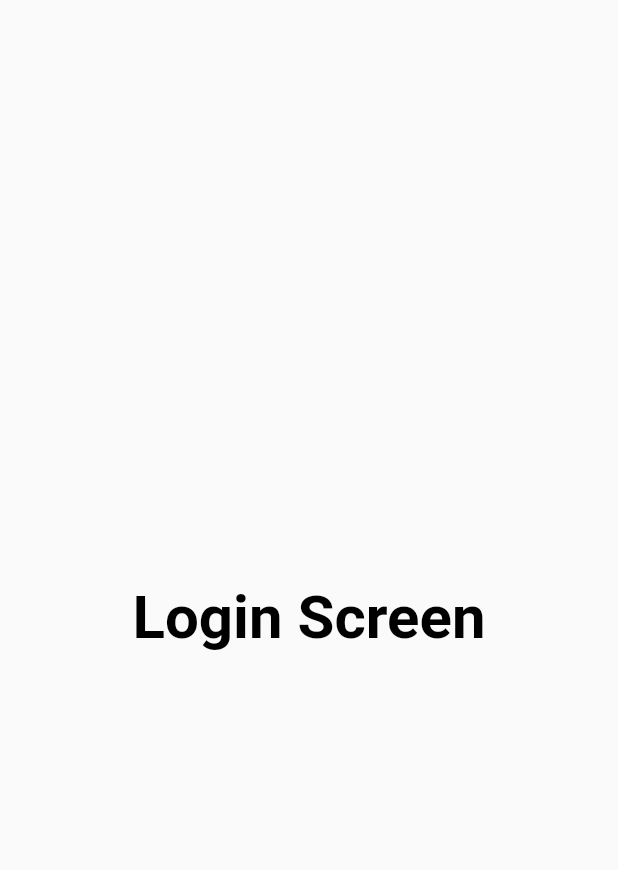
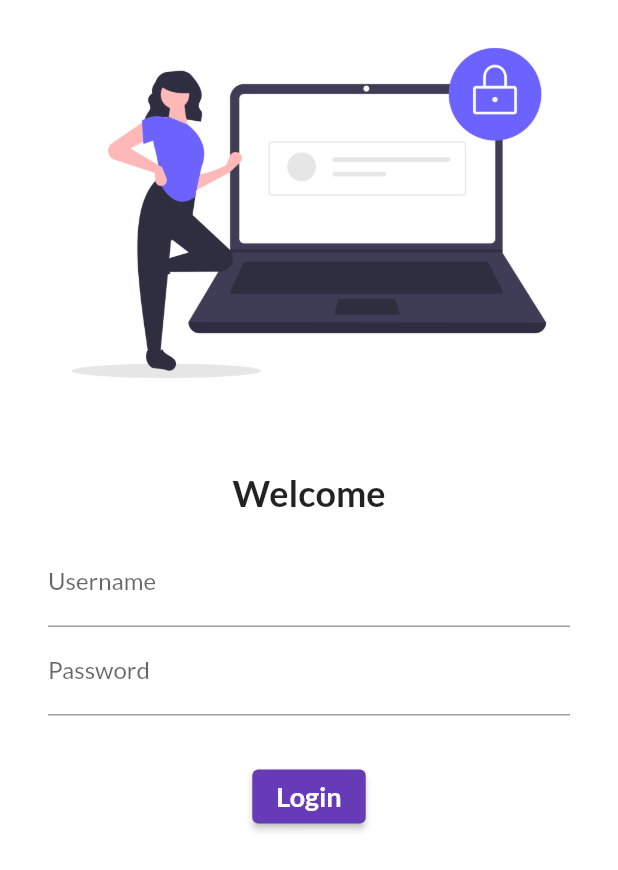
Before and after one commit to Paridhi03/FlutterRevise, a Flutter app: the screen it shows after launch, on a phone screen of 412 x 824 dp. Shown: the top 870 px of the screen. Run offline on Flutter 3.47's test engine with Material 2 defaults, Android fonts, the phone set to English and light mode, and no system bars; our stand-ins replace google_fonts.

Commit message:
Day-4 completed

```diff
--- a/lib/Screens/Login_Screen.dart
+++ b/lib/Screens/Login_Screen.dart
@@ -7,12 +7,53 @@ class LoginScreen extends StatelessWidget {
   @override
   Widget build(BuildContext context) {
     return Material(
-      child: Center(
-        child: Text(
-          "Login Screen",
-          style: TextStyle(
-              fontSize: 40, color: Colors.black, fontWeight: FontWeight.bold),
-        ),
+      color: Colors.white,
+      child: Column(
+        children: [
+          Image.asset(
+            "assets/images/login_image.png",
+            fit: BoxFit.cover,
+          ),
+          SizedBox(
+            height: 30,
+          ),
+          Text(
+            "Welcome",
+            style: TextStyle(fontSize: 24, fontWeight: FontWeight.bold),
+          ),
+          Padding(
+            padding: const EdgeInsets.symmetric(vertical: 16, horizontal: 32),
+            child: Column(
+              children: [
+                TextFormField(
+                  decoration: InputDecoration(
+                    hintText: "Enter Username",
+                    labelText: "Username",
+                  ),
+                ),
+                TextFormField(
+                  obscureText: true,
+                  decoration: InputDecoration(
+                    hintText: "Enter Password",
+                    labelText: "Password",
+                  ),
+                ),
+                SizedBox(
+                  height: 30,
+                ),
+                ElevatedButton(
+                  child: Text(
+                    "Login",
+                    style: TextStyle(fontSize: 18, fontWeight: FontWeight.bold),
+                  ),
+                  onPressed: () {
+                    print("Login button pressed!!!");
+                  },
+                )
+              ],
+            ),
+          )
+        ],
       ),
     );
   }
--- a/lib/main.dart
+++ b/lib/main.dart
@@ -1,6 +1,8 @@
 import 'package:flutter/material.dart';
 import 'package:flutter_app1/Screens/Home_Screen.dart';
 import 'package:flutter_app1/Screens/Login_Screen.dart';
+
+import 'package:google_fonts/google_fonts.dart';
 
 void main() {
   runApp(MyApp());
@@ -12,7 +14,10 @@ class MyApp extends StatelessWidget {
     return MaterialApp(
       //  home: HomeScreen(),
       themeMode: ThemeMode.light,
-      theme: ThemeData(primarySwatch: Colors.deepPurple),
+      theme: ThemeData(
+        primarySwatch: Colors.deepPurple,
+        fontFamily: GoogleFonts.lato().fontFamily,
+      ),
       darkTheme: ThemeData(brightness: Brightness.dark),
       routes: {
         "/": ((context) => LoginScreen()),
--- a/pubspec.yaml
+++ b/pubspec.yaml
@@ -34,6 +34,8 @@ dependencies:
   # The following adds the Cupertino Icons font to your application.
   # Use with the CupertinoIcons class for iOS style icons.
   cupertino_icons: ^1.0.2
+  google_fonts: ^4.0.4
+
 
 dev_dependencies:
   flutter_test:
@@ -58,8 +60,8 @@ flutter:
   uses-material-design: true
 
   # To add assets to your application, add an assets section, like this:
-  # assets:
-  #   - images/a_dot_burr.jpeg
+  assets:
+  - assets/images/
   #   - images/a_dot_ham.jpeg
 
   # An image asset can refer to one or more resolution-specific "variants", see
```
Also changed, not shown: assets/images/login_image.png (added), pubspec.lock.
